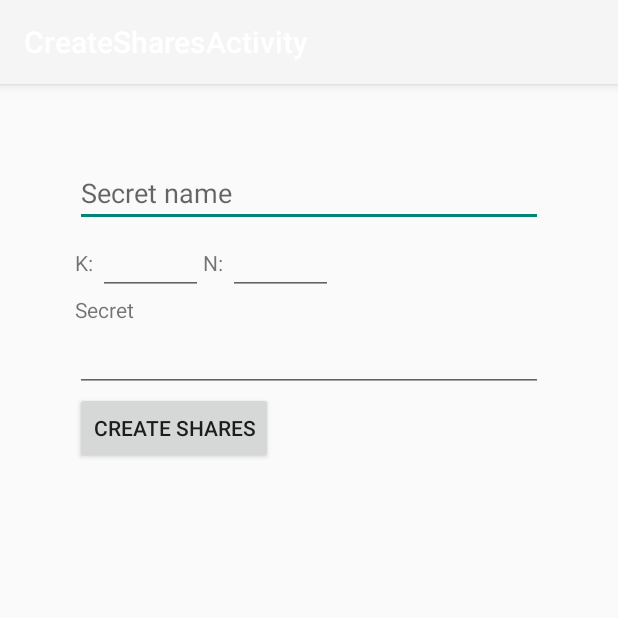
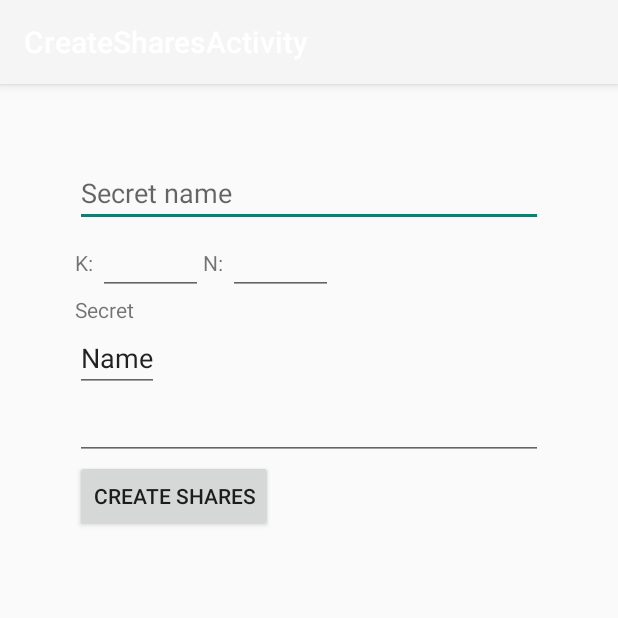
Before and after one commit to b-czaszynski/thresholdBC, an Android app: the CreateSharesActivity screen opened directly, with no data from a screen before it, on a phone screen of 412 x 824 dp, the top half of it. Run offline under Robolectric (Android 15) with nearby library versions, the light colour scheme and no system bars; 2 statements that could not run were skipped.

Commit message:
Fix creating secrets add progress indicator

```diff
--- a/android/app/src/main/java/org/blockchainbeasts/passbuddies/ListFriendSharesActivity.java
+++ b/android/app/src/main/java/org/blockchainbeasts/passbuddies/ListFriendSharesActivity.java
@@ -27,7 +27,7 @@ public class ListFriendSharesActivity extends Activity {
         //TODO support multiple owners
         secretStrings = new ArrayList<>();
         for(Secret s : secrets) {
-            secretStrings.add(s.getOwner() + " " + s.getName() + " amount of shares I have: " + s.getShares().size());
+            secretStrings.add(s.getOwner() + " " + s.getName() + " amount of shares I have share with id " + s.getShares().get(0).getShareNumber());
         }
         ListView view =  (ListView)findViewById(R.id.share_list);
         adapter = new ArrayAdapter(this, R.layout.sharelistitem, R.id.ownerNameId, secretStrings);
--- a/android/app/src/main/java/org/blockchainbeasts/passbuddies/ListOwnSecretsActivity.java
+++ b/android/app/src/main/java/org/blockchainbeasts/passbuddies/ListOwnSecretsActivity.java
@@ -36,7 +36,10 @@ public class ListOwnSecretsActivity extends Activity {
         view.setAdapter(adapter);
     }
     public void recoverSecret(View view) {
-        startActivity(new Intent(this, RecoverSecretActivity.class));
+        Intent intent = new Intent(this, RecoverSecretActivity.class);
+        final int position = ((ListView)findViewById(R.id.share_list)).getPositionForView((View) view.getParent());
+        intent.putExtra("Secret",  secrets.get(position));
+        startActivity(intent);
     }
 
     public void deleteSecret(View v){
--- a/android/app/src/main/java/org/blockchainbeasts/passbuddies/ReceivedShareActivity.java
+++ b/android/app/src/main/java/org/blockchainbeasts/passbuddies/ReceivedShareActivity.java
@@ -28,26 +28,20 @@ public class ReceivedShareActivity extends AppCompatActivity {
     @Override
     protected void onResume() {
         super.onResume();
-        System.out.println("RECEIVED A SHARE");
         handleNfcIntent(getIntent());
     }
 
     public void handleNfcIntent(Intent intent) {
-        System.out.println("HANDLING NFC INTENT");
         if (NfcAdapter.ACTION_NDEF_DISCOVERED.equals(intent.getAction())) {
-            System.out.println("HANDLING NFC INTENT2");
             Parcelable[] receivedArray =
                     intent.getParcelableArrayExtra(NfcAdapter.EXTRA_NDEF_MESSAGES);
 
             if(receivedArray != null) {
-                System.out.println("HANDLING NFC INTENT3");
                 NdefMessage receivedMessage = (NdefMessage) receivedArray[0];
                 NdefRecord[] attachedRecords = receivedMessage.getRecords();
                 for (NdefRecord record:attachedRecords) {
                     if (!new String(record.getPayload(), StandardCharsets.UTF_8).equals(getPackageName())) {
-                        System.out.println("STORING MESSAGE"  + new String(record.getPayload(), StandardCharsets.UTF_8));
                         try {
-                            System.out.println("STORING MESSAGEFF"  + new Secret(new String(record.getPayload(), StandardCharsets.UTF_8)).toJSON());
                             SecretStorageHandler.storeSecret(this, new Secret(new String(record.getPayload(), StandardCharsets.UTF_8)));
                             ((TextView)findViewById(R.id.txtViewReceivedShare)).setText(((Secret) SecretStorageHandler.retrieveAllSecrets(this).toArray()[0]).toJSON());
                         } catch (JSONException e) {
--- a/android/app/src/main/res/layout/content_create_shares.xml
+++ b/android/app/src/main/res/layout/content_create_shares.xml
@@ -57,17 +57,24 @@
 
 
     <TextView
-        android:id="@+id/txtBoxSecretLabel"
+        android:id="@+id/txtViewSecretLabel"
         android:layout_width="wrap_content"
         android:layout_height="wrap_content"
         android:text="@string/secret_input_label"
         android:layout_below="@+id/numberinputLayout"
         />
     <EditText
+        android:id="@+id/txtBoxUserName"
+        android:layout_width="wrap_content"
+        android:layout_height="wrap_content"
+        android:text="@string/name"
+        android:layout_below="@+id/txtViewSecretLabel"
+        />
+    <EditText
         android:id="@+id/txtBoxSecret"
         android:layout_width="match_parent"
         android:layout_height="wrap_content"
-        android:layout_below="@+id/txtBoxSecretLabel"
+        android:layout_below="@+id/txtBoxUserName"
         android:layout_centerHorizontal="true"/>
     <Button
         android:id="@+id/generateShares"
@@ -76,5 +83,11 @@
         android:layout_below="@+id/txtBoxSecret"
         android:onClick="createShares"
         android:text="Create shares"/>
+    <TextView
+        android:id="@+id/txtViewProgress"
+        android:layout_width="wrap_content"
+        android:layout_height="wrap_content"
+        android:text=""
+        android:layout_below="@+id/generateShares"/>
     </RelativeLayout>
 </android.support.constraint.ConstraintLayout>
--- a/android/app/src/main/res/layout/ownsharelistitem.xml
+++ b/android/app/src/main/res/layout/ownsharelistitem.xml
@@ -20,6 +20,7 @@
         android:focusable="false"
         android:layout_height="wrap_content"
         android:layout_weight="1"
+        android:onClick="recoverSecret"
         android:text="@string/recover_secret" />
 
     <ImageView
--- a/android/app/src/main/res/values/strings.xml
+++ b/android/app/src/main/res/values/strings.xml
@@ -16,4 +16,5 @@
     <string name="title_activity_received_share">ReceivedShareActivity</string>
     <string name="view_own_shares" >View my secrets</string>
     <string name="recover_secret">Recover secret</string>
+    <string name="name">Name</string>
 </resources>
```
Also changed, not shown: android/app/src/main/java/org/blockchainbeasts/passbuddies/CreateSharesActivity.java (+14 -6 lines), android/app/src/main/java/org/blockchainbeasts/passbuddies/RecoverSecretActivity.java (+20 -31 lines), android/app/src/main/java/org/blockchainbeasts/passbuddies/Secret.java (+18 -0 lines). Lines whose indentation alone changed are shown as unchanged.
